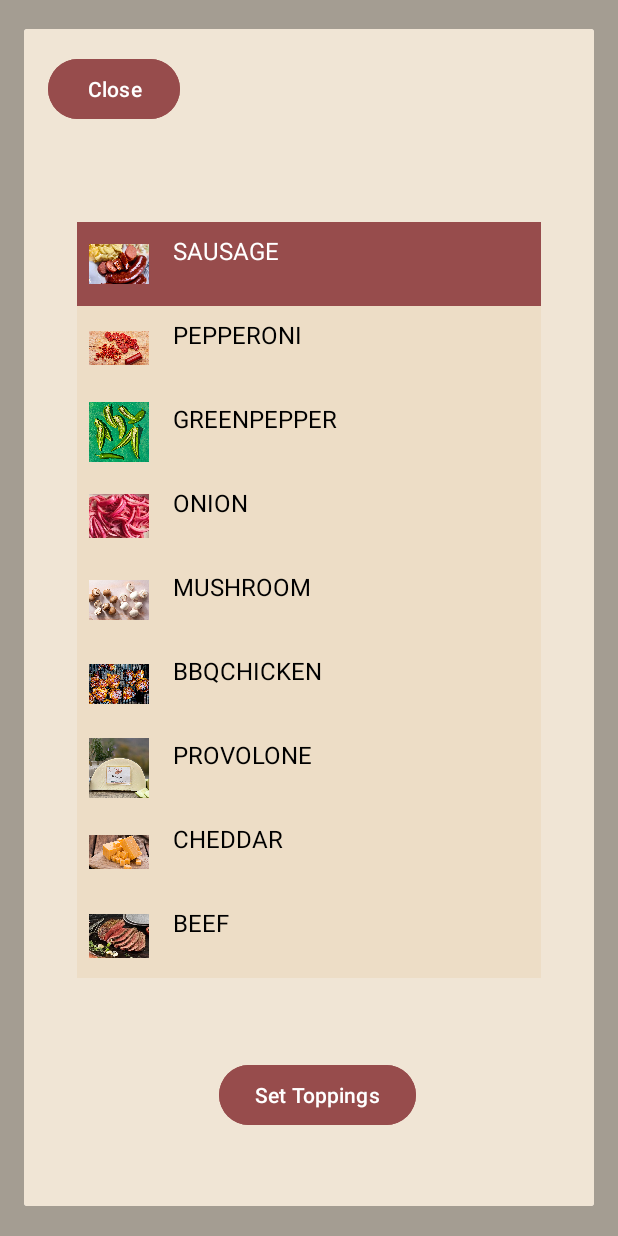
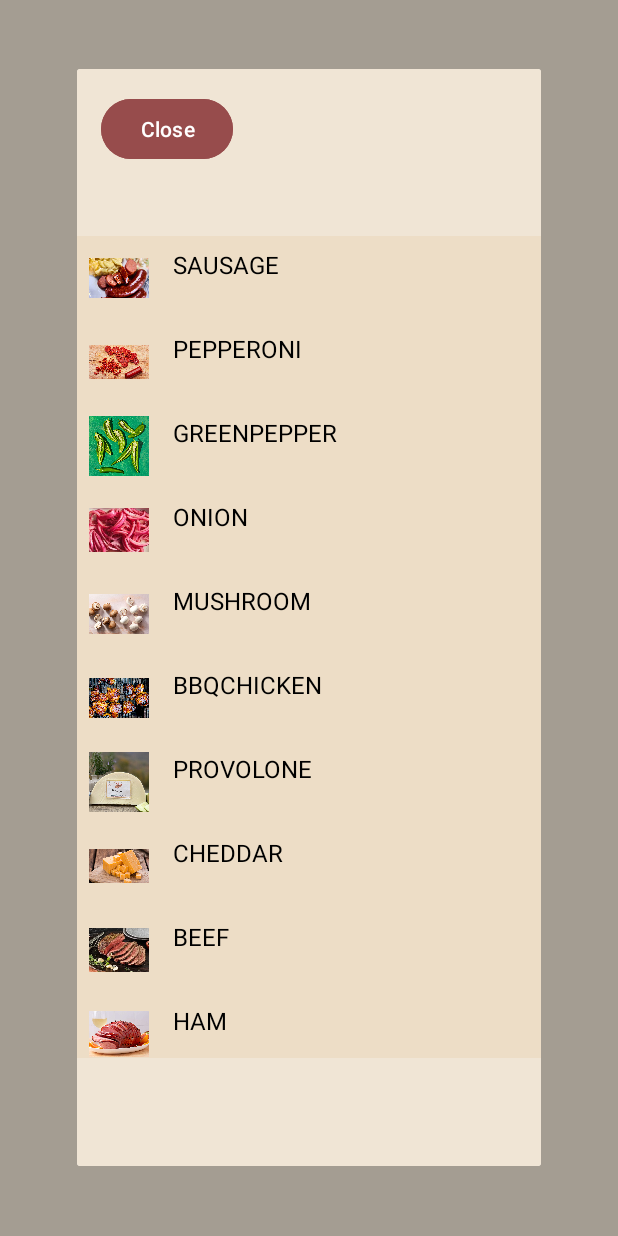
Before and after one commit to sk2539/RUPizzeriaAndroid, an Android app: the fragment ToppingsPopup placed in its activity, after a tap on "SAUSAGE", on a phone screen of 412 x 824 dp. Run offline under Robolectric (Android 15) with nearby library versions, the phone set to English and light mode, and no system bars; 2 statements that could not run were skipped.

Commit message:
removed set toppings button and disabled user from selecting toppings

```diff
--- a/app/src/main/java/com/example/rupizzeriaandroid/ToppingAdapter.java
+++ b/app/src/main/java/com/example/rupizzeriaandroid/ToppingAdapter.java
@@ -51,14 +51,7 @@ public class ToppingAdapter extends RecyclerView.Adapter<ToppingAdapter.ToppingV
             holder.textView.setTextColor(Color.BLACK);
         }
         holder.itemView.setOnClickListener(v -> {
-            boolean isSelected = !selectedToppings.contains(topping);
-            if (isSelected) {
-                selectedToppings.add(topping);
-            } else {
-                selectedToppings.remove(topping);
-            }
-            onToppingClickListener.onToppingClick(topping, isSelected);
-            notifyItemChanged(position);
+
         });
     }
 
--- a/app/src/main/res/layout/toppingspopup.xml
+++ b/app/src/main/res/layout/toppingspopup.xml
@@ -19,29 +19,13 @@
     <androidx.recyclerview.widget.RecyclerView
         android:id="@+id/toppingsList"
         android:layout_width="309dp"
-        android:layout_height="504dp"
+        android:layout_height="548dp"
+        android:layout_marginTop="47dp"
+        android:layout_marginBottom="72dp"
         android:background="#FFFFFF"
         app:layout_constraintBottom_toBottomOf="parent"
         app:layout_constraintEnd_toEndOf="parent"
         app:layout_constraintStart_toStartOf="parent"
-        app:layout_constraintTop_toTopOf="parent"
-        app:layout_constraintVertical_bias="0.459" />
-
-    <Button
-        android:id="@+id/toppingsButton"
-        android:layout_width="wrap_content"
-        android:layout_height="wrap_content"
-        android:layout_marginStart="130dp"
-        android:layout_marginTop="54dp"
-        android:layout_marginEnd="130dp"
-        android:layout_marginBottom="50dp"
-        android:backgroundTint="#974C4C"
-        android:text="Set Toppings"
-        app:layout_constraintBottom_toBottomOf="parent"
-        app:layout_constraintEnd_toEndOf="parent"
-        app:layout_constraintHorizontal_bias="0.0"
-        app:layout_constraintStart_toStartOf="parent"
-        app:layout_constraintTop_toBottomOf="@+id/toppingsList"
-        app:layout_constraintVertical_bias="0.0" />
+        app:layout_constraintTop_toBottomOf="@+id/closeButton" />
 
 </androidx.constraintlayout.widget.ConstraintLayout>
```
